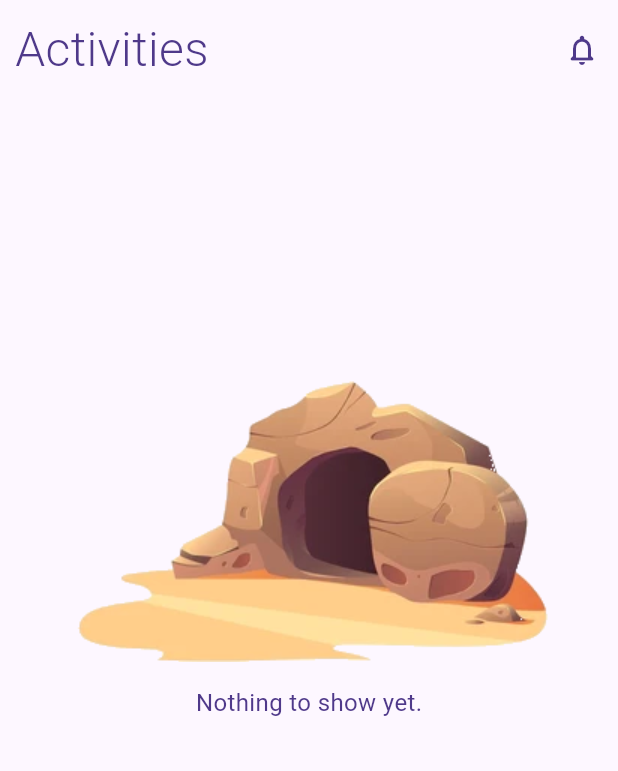
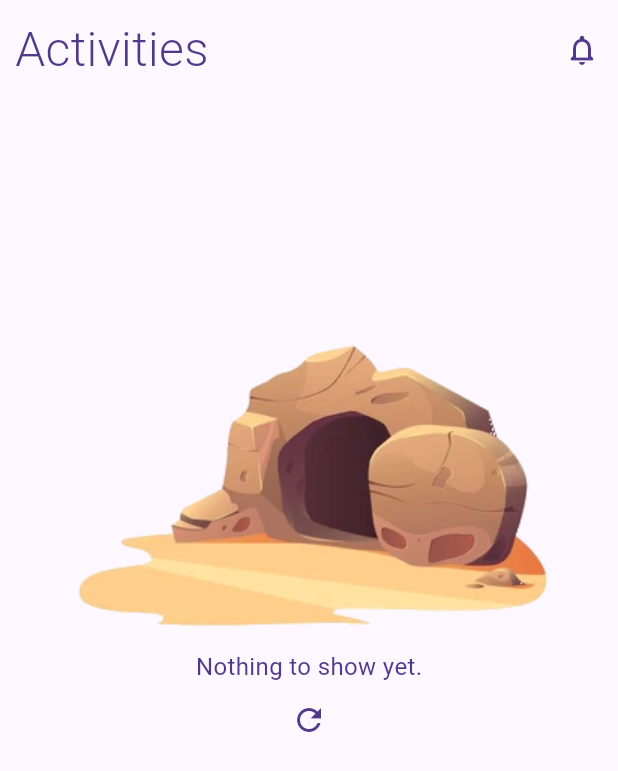
Before and after one commit to DagimN/living_way_mobile, a Flutter app: the ActivityScreen widget shown alone on an empty page, opened directly, on a phone screen of 412 x 824 dp. Shown: the top 771 px of the screen. Run offline on Flutter 3.47's test engine with Material 3 defaults, Android fonts, the phone set to English and light mode, and no system bars; our stand-ins replace audioplayers, cached_network_image, dio, flutter_dotenv, flutter_hooks, flutter_svg and 12 more; missing offline and left inert: encrypt, flavor_getter, hl_image_picker, mini_music_visualizer, social_share; accounts and stored records are empty; network calls fail; project files that could hold a hidden picture were left out.

Commit message:
added a refresh button on empty activity list

```diff
--- a/lib/screens/ActivityScreen/index.dart
+++ b/lib/screens/ActivityScreen/index.dart
@@ -118,7 +118,18 @@ class ActivityScreen extends StatelessWidget {
                                                     : "Nothing to show yet.",
                                                 style: const TextStyle(
                                                     fontSize: 16,
-                                                    color: lightPrimaryColor))
+                                                    color: lightPrimaryColor)),
+                                            if (contentController
+                                                .activityList.isEmpty)
+                                              IconButton(
+                                                  icon: const Icon(
+                                                      Icons.refresh,
+                                                      color: lightPrimaryColor),
+                                                  onPressed: () {
+                                                    contentController
+                                                        .fetchActivities(
+                                                            isRefreshing: true);
+                                                  })
                                           ])
                                     : const Center(
                                         child: CircularProgressIndicator(
```
